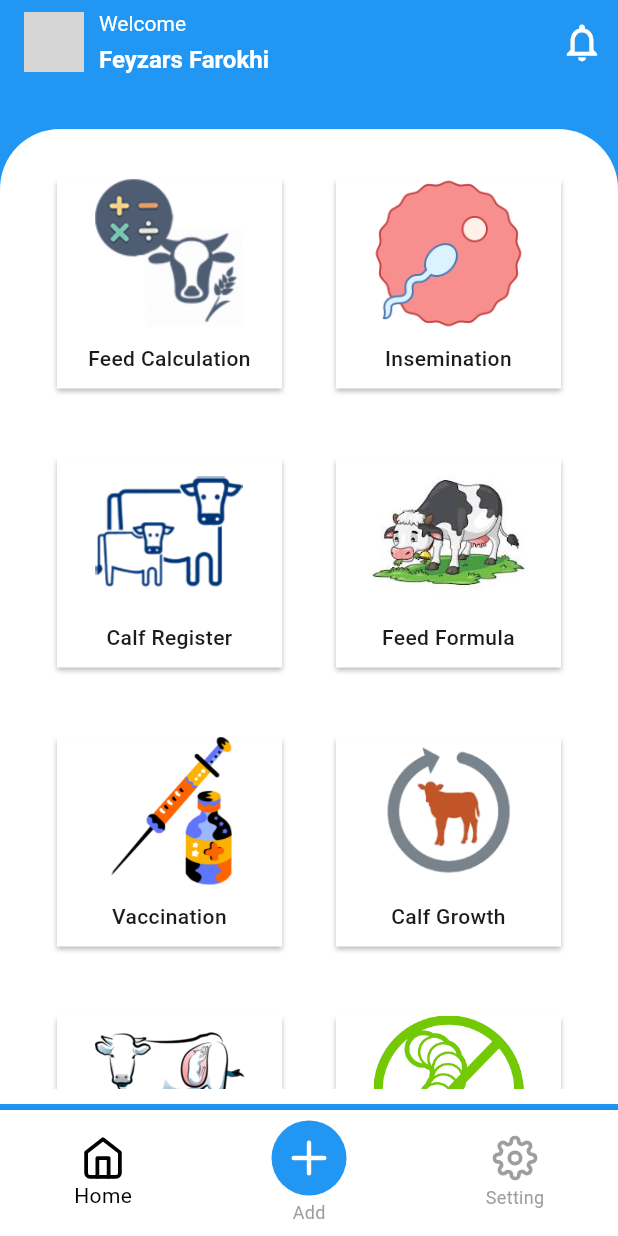
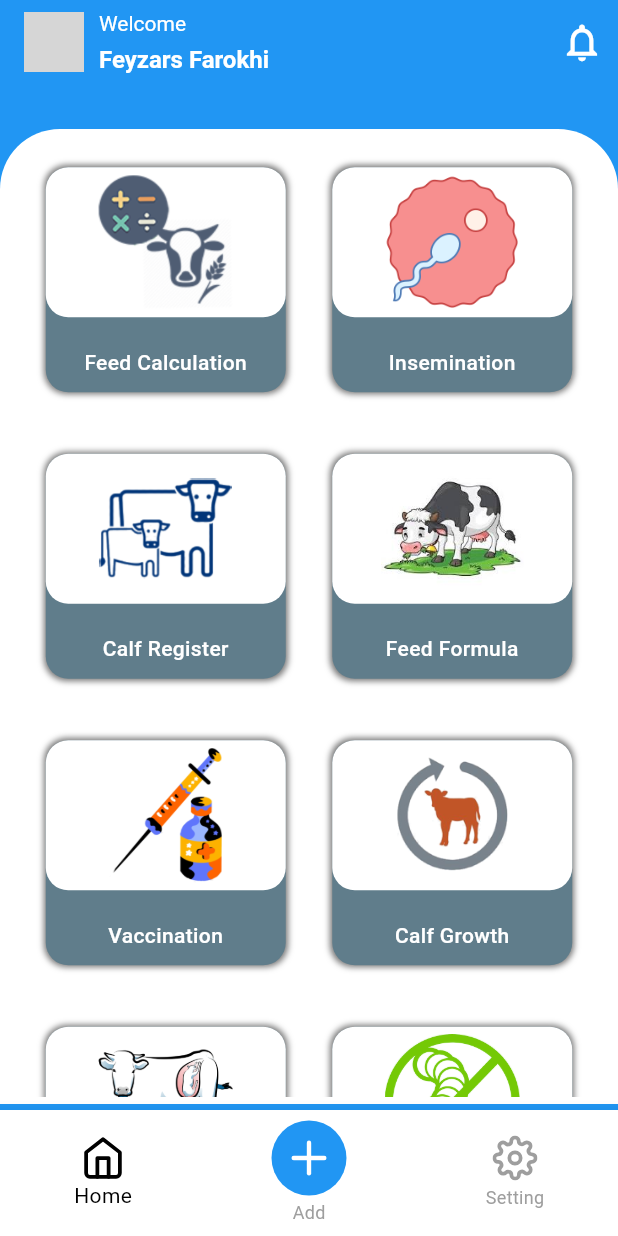
Before and after one commit to KasimAliMasu/dairy-management, a Flutter app: the screen it shows after launch, on a phone screen of 412 x 824 dp. Run offline on Flutter 3.47's test engine with Material 3 defaults, Android fonts, the light colour scheme and no system bars; our stand-ins replace dropdown_button2, flutter_feather_icons, image_picker, shared_preferences; generated files the repository leaves out were written again; network calls fail; grey boxes are pictures that could not be loaded.

Commit message:
upgrade code

```diff
--- a/lib/home/grid_item.dart
+++ b/lib/home/grid_item.dart
@@ -29,29 +29,53 @@ class GridItem extends StatelessWidget {
       mainAxisAlignment: MainAxisAlignment.center,
       children: [
         Container(
+          height: 150,
           decoration: const BoxDecoration(
-            color: Colors.white,
+            color: Colors.blueGrey,
+            borderRadius: BorderRadius.only(
+              topRight: Radius.circular(15),
+              topLeft: Radius.circular(15),
+              bottomLeft: Radius.circular(15),
+              bottomRight: Radius.circular(15),
+            ),
             boxShadow: [
               BoxShadow(
-                color: Colors.black26,
-                blurRadius: 2,
-                offset: Offset(0, 2),
+                color: Colors.black54,
+                blurRadius: 3.0,
+                spreadRadius: 1.0,
+                offset: Offset(0, 0),
               ),
             ],
+
           ),
+
           child: Column(
             children: [
-              SizedBox(
-                width: 150,
+              Container(
+                width: 160,
                 height: 100,
-                child: Image.asset(imageUrl),
+                decoration: BoxDecoration(
+                  color: Colors.white,
+
+                  borderRadius: BorderRadius.only(
+                    topRight: Radius.circular(15),
+                    topLeft: Radius.circular(15),
+                    bottomLeft: Radius.circular(15),
+                    bottomRight: Radius.circular(15),
+                  ),
+                ),
+                child: Padding(
+                  padding: const EdgeInsets.all(5.0),
+                  child: Image.asset(imageUrl),
+                ),
               ),
-              const SizedBox(height: 10),
+              const SizedBox(height: 20),
               Text(
                 title,
                 textAlign: TextAlign.center,
                 style: const TextStyle(
                   fontSize: 14,
+                  color: Colors.white,
                   fontWeight: FontWeight.w500,
                 ),
               ),
@@ -88,12 +112,12 @@ class _GridScreenState extends State<GridScreen> {
                 Navigator.push(
                   context,
                   MaterialPageRoute(
-                    builder: (context) =>  FeedCalculatorScreen(),
+                    builder: (context) => FeedCalculatorScreen(),
                   ),
                 );
               },
               child: GridItem(
-                title:AppLocalizations.of(context)!.feedCal,
+                title: AppLocalizations.of(context)!.feedCal,
                 imageUrl: 'assets/image/feed_calculator.png',
               ),
             ),
@@ -121,7 +145,7 @@ class _GridScreenState extends State<GridScreen> {
                 );
               },
               child: GridItem(
-                title:AppLocalizations.of(context)!.insemination,
+                title: AppLocalizations.of(context)!.insemination,
                 imageUrl: 'assets/image/insemination_image.png',
               ),
             ),
@@ -135,7 +159,7 @@ class _GridScreenState extends State<GridScreen> {
                 );
               },
               child: GridItem(
-                title:AppLocalizations.of(context)!.calfRegister,
+                title: AppLocalizations.of(context)!.calfRegister,
                 imageUrl: 'assets/image/calf_register.png',
               ),
             ),
@@ -179,10 +203,12 @@ class _GridScreenState extends State<GridScreen> {
                               ),
                               const SizedBox(height: 10),
                               RadioListTile(
-                                title:   Text(
-                                  AppLocalizations.of(context)!.dryCowFeedFormula,
+                                title: Text(
+                                  AppLocalizations.of(context)!
+                                      .dryCowFeedFormula,
                                 ),
-                                value:     AppLocalizations.of(context)!.dryCowFeedFormula,
+                                value: AppLocalizations.of(context)!
+                                    .dryCowFeedFormula,
                                 groupValue: _selectedFormula,
                                 onChanged: (value) {
                                   setModalState(() {
@@ -191,10 +217,12 @@ class _GridScreenState extends State<GridScreen> {
                                 },
                               ),
                               RadioListTile(
-                                title:   Text(
-                                  AppLocalizations.of(context)!.concentratedFeedComposition,
+                                title: Text(
+                                  AppLocalizations.of(context)!
+                                      .concentratedFeedComposition,
                                 ),
-                                value: AppLocalizations.of(context)!.concentratedFeedComposition,
+                                value: AppLocalizations.of(context)!
+                                    .concentratedFeedComposition,
                                 groupValue: _selectedFormula,
                                 onChanged: (value) {
                                   setModalState(() {
@@ -208,7 +236,8 @@ class _GridScreenState extends State<GridScreen> {
                                   Navigator.pop(context);
 
                                   if (_selectedFormula ==
-                                      AppLocalizations.of(context)!.dryCowFeedFormula) {
+                                      AppLocalizations.of(context)!
+                                          .dryCowFeedFormula) {
                                     Navigator.push(
                                       context,
                                       MaterialPageRoute(
@@ -217,7 +246,8 @@ class _GridScreenState extends State<GridScreen> {
                                       ),
                                     );
                                   } else if (_selectedFormula ==
-                                      AppLocalizations.of(context)!.concentratedFeedComposition) {
+                                      AppLocalizations.of(context)!
+                                          .concentratedFeedComposition) {
                                     Navigator.push(
                                       context,
                                       MaterialPageRoute(
@@ -256,7 +286,7 @@ class _GridScreenState extends State<GridScreen> {
                 );
               },
               child: GridItem(
-                title:AppLocalizations.of(context)!.feedFormula,
+                title: AppLocalizations.of(context)!.feedFormula,
                 imageUrl: 'assets/image/cow_image.jpeg',
               ),
             ),
@@ -270,7 +300,7 @@ class _GridScreenState extends State<GridScreen> {
                 );
               },
               child: GridItem(
-                title:AppLocalizations.of(context)!.vaccination,
+                title: AppLocalizations.of(context)!.vaccination,
                 imageUrl: 'assets/image/vaccination.png',
               ),
             ),
@@ -285,7 +315,7 @@ class _GridScreenState extends State<GridScreen> {
                 );
               },
               child: GridItem(
-                title:AppLocalizations.of(context)!.calfGrowth,
+                title: AppLocalizations.of(context)!.calfGrowth,
                 imageUrl: 'assets/image/cow_growth.png',
               ),
             ),
@@ -299,7 +329,7 @@ class _GridScreenState extends State<GridScreen> {
                 );
               },
               child: GridItem(
-                title:AppLocalizations.of(context)!.calvingRegister,
+                title: AppLocalizations.of(context)!.calvingRegister,
                 imageUrl: 'assets/image/calving_register.png',
               ),
             ),
@@ -313,7 +343,7 @@ class _GridScreenState extends State<GridScreen> {
                 );
               },
               child: GridItem(
-                title:AppLocalizations.of(context)!.deworming,
+                title: AppLocalizations.of(context)!.deworming,
                 imageUrl: 'assets/image/deworming.png',
               ),
             ),
@@ -327,7 +357,7 @@ class _GridScreenState extends State<GridScreen> {
                 );
               },
               child: GridItem(
-                title:AppLocalizations.of(context)!.heatRegister,
+                title: AppLocalizations.of(context)!.heatRegister,
                 imageUrl: 'assets/image/Heat_Register.png',
               ),
             ),
@@ -341,12 +371,10 @@ class _GridScreenState extends State<GridScreen> {
                 );
               },
               child: GridItem(
-                title:AppLocalizations.of(context)!.milkLtr,
+                title: AppLocalizations.of(context)!.milkLtr,
                 imageUrl: 'assets/image/img_cow (1).png',
               ),
             ),
-
-
           ],
         ),
       ),
```
Also changed, not shown: lib/home/home_screen.dart (+17 -9 lines), lib/screen/calf_register.dart (+4 -21 lines), lib/screen/calving_register.dart (+17 -32 lines), lib/screen/deworming.dart (+49 -17 lines), pubspec.lock.
